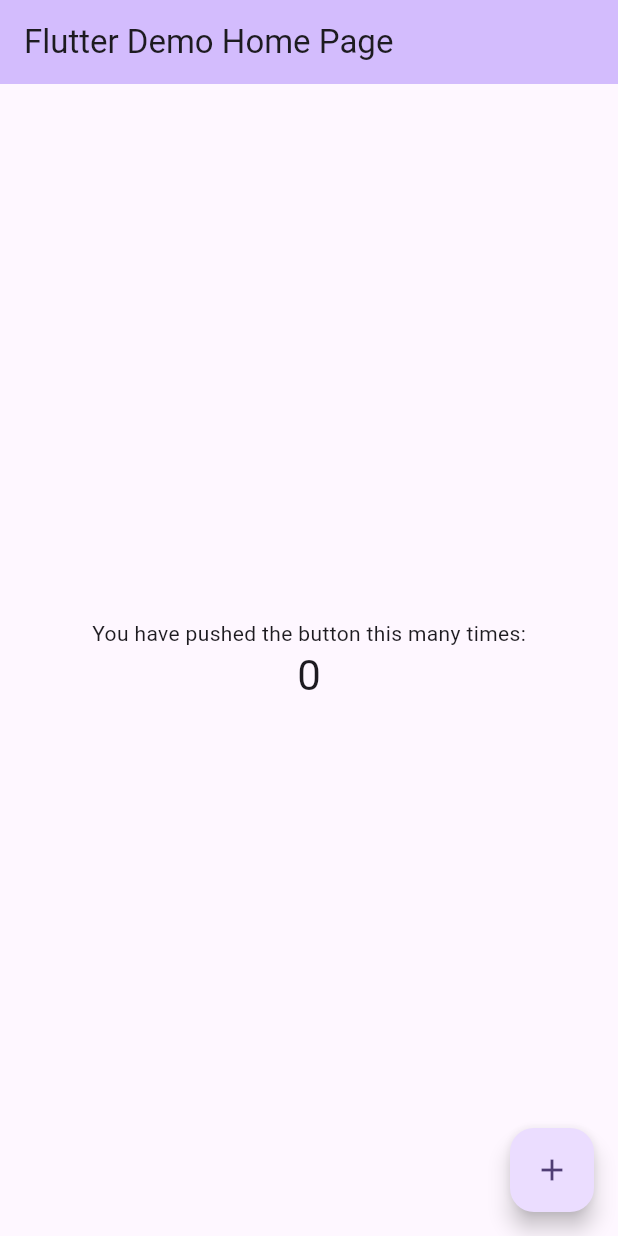
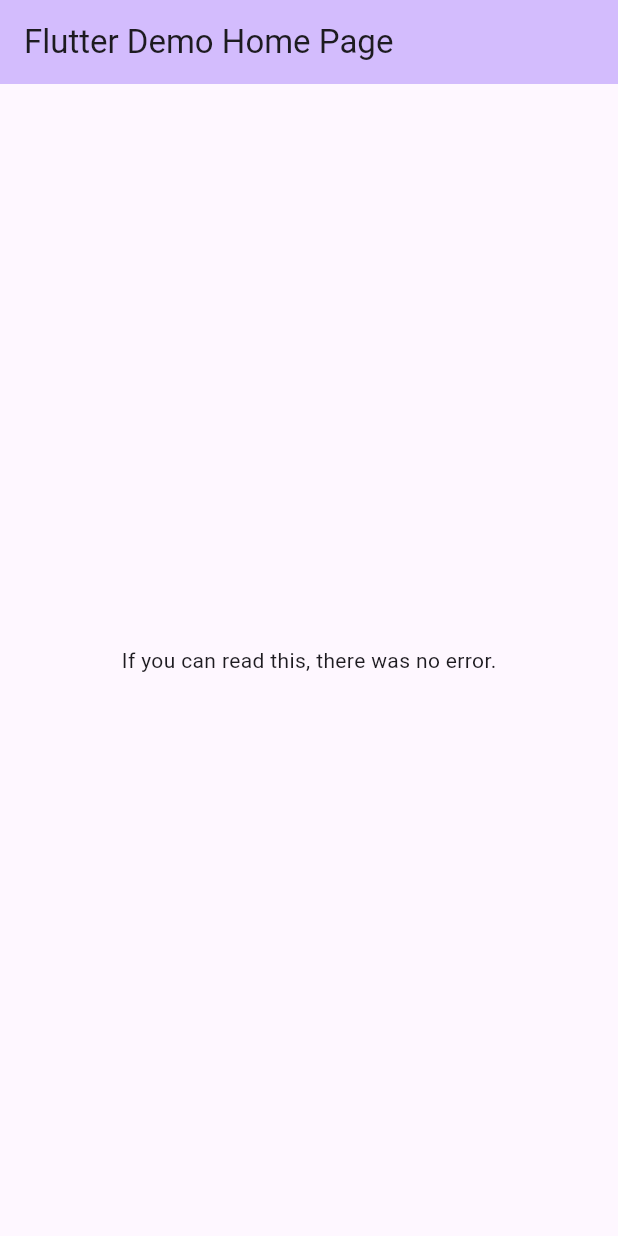
Before and after one commit to davidhicks980/jnigen_federated_plugin_bug, a Flutter app: the screen it shows after launch, on a phone screen of 412 x 824 dp. Run offline on Flutter 3.47's test engine with Material 3 defaults, Android fonts, the phone set to English and light mode, and no system bars; our stand-ins replace plugin_platform_interface; missing offline and left inert: jni.

Commit message:
More demos

```diff
--- a/packages/demo_plugin/example/lib/main.dart
+++ b/packages/demo_plugin/example/lib/main.dart
@@ -2,7 +2,6 @@ import 'package:demo_plugin/demo_plugin.dart';
 import 'package:flutter/material.dart';
 
 void main() {
-  manuallyRegisterAndroid();
   runApp(const MyApp());
 }
 
--- a/packages/demo_plugin_android/example/lib/main.dart
+++ b/packages/demo_plugin_android/example/lib/main.dart
@@ -1,6 +1,9 @@
+import 'package:demo_plugin_android/demo_plugin_android.dart';
 import 'package:flutter/material.dart';
 
 void main() {
+  final value = DemoPluginAndroid().callback();
+  print(value);
   runApp(const MyApp());
 }
 
@@ -54,19 +57,6 @@ class MyHomePage extends StatefulWidget {
 }
 
 class _MyHomePageState extends State<MyHomePage> {
-  int _counter = 0;
-
-  void _incrementCounter() {
-    setState(() {
-      // This call to setState tells the Flutter framework that something has
-      // changed in this State, which causes it to rerun the build method below
-      // so that the display can reflect the updated values. If we changed
-      // _counter without calling setState(), then the build method would not be
-      // called again, and so nothing would appear to happen.
-      _counter++;
-    });
-  }
-
   @override
   Widget build(BuildContext context) {
     // This method is rerun every time setState is called, for instance as done
@@ -103,19 +93,8 @@ class _MyHomePageState extends State<MyHomePage> {
           // action in the IDE, or press "p" in the console), to see the
           // wireframe for each widget.
           mainAxisAlignment: .center,
-          children: [
-            const Text('You have pushed the button this many times:'),
-            Text(
-              '$_counter',
-              style: Theme.of(context).textTheme.headlineMedium,
-            ),
-          ],
+          children: [const Text('If you can read this, there was no error.')],
         ),
-      ),
-      floatingActionButton: FloatingActionButton(
-        onPressed: _incrementCounter,
-        tooltip: 'Increment',
-        child: const Icon(Icons.add),
       ),
     );
   }
--- a/packages/demo_plugin_android/pubspec.yaml
+++ b/packages/demo_plugin_android/pubspec.yaml
@@ -13,7 +13,7 @@ flutter:
     implements: demo_plugin
     platforms:
       android:
-        # dartPluginClass: DemoPluginAndroid
+        dartPluginClass: DemoPluginAndroid
         ffiPlugin: true
 
 dependencies:
```
